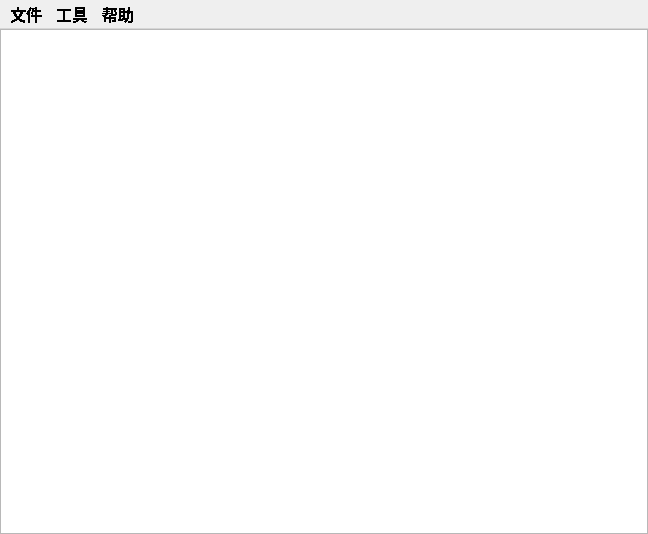
Before: the Qt Designer form main.ui in onegithuber/intersection_union, drawn with Qt 5.
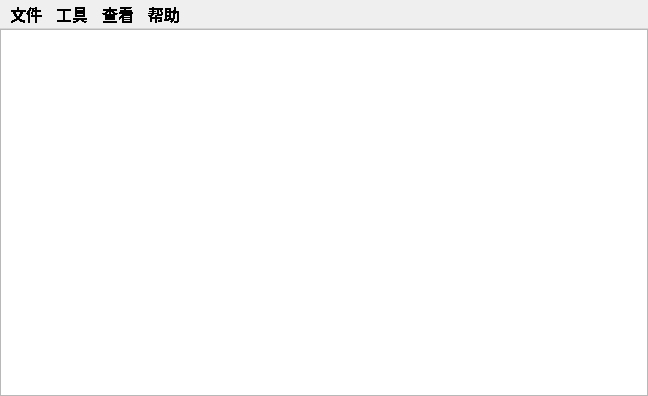
After: the same form once the commit is applied. Icons and pictures are not drawn.

What changed in the file:
```diff
--- a/main.ui
+++ b/main.ui
@@ -7,7 +7,7 @@
     <x>0</x>
     <y>0</y>
     <width>648</width>
-    <height>534</height>
+    <height>396</height>
    </rect>
   </property>
   <property name="sizePolicy">
@@ -76,7 +76,7 @@
      <x>0</x>
      <y>0</y>
      <width>648</width>
-     <height>26</height>
+     <height>22</height>
     </rect>
    </property>
    <property name="font">
@@ -131,8 +131,15 @@
     <addaction name="help_action"/>
     <addaction name="author_action"/>
    </widget>
+   <widget class="QMenu" name="menu">
+    <property name="title">
+     <string>查看</string>
+    </property>
+    <addaction name="actionA_2"/>
+   </widget>
    <addaction name="flie_menu"/>
    <addaction name="tools_menu"/>
+   <addaction name="menu"/>
    <addaction name="help_menu"/>
   </widget>
   <action name="open_file_action">
```
Left out of the diff: 9 changed lines with no effect on the pictures.
